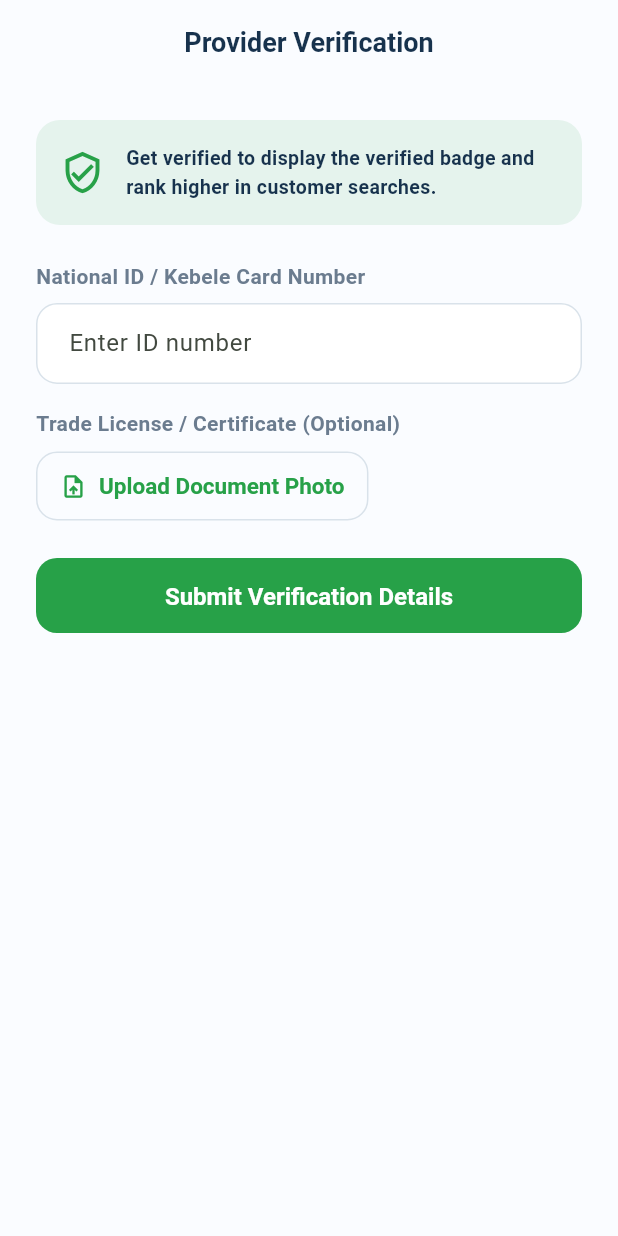
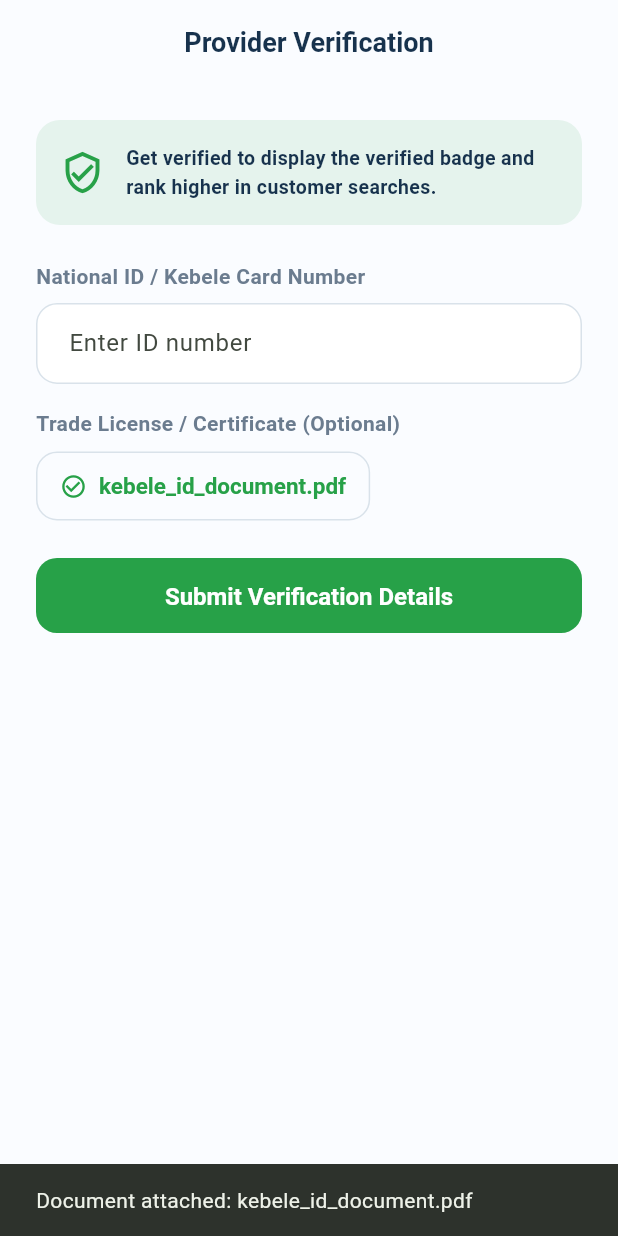
Before and after one commit to mightypen23/YegnaConnect---local-services-finder, a Flutter app: the ProviderVerificationScreen screen opened by its route, after a tap on "Upload Document Photo", on a phone screen of 412 x 824 dp. Run offline on Flutter 3.47's test engine with Material 3 defaults, Android fonts, the phone set to English and light mode, and no system bars; our stand-ins replace connectivity_plus, dio, flutter_riverpod, flutter_secure_storage, flutter_svg, go_router and 1 more; missing offline and left inert: dart:html; accounts and stored records are empty.

Commit message:
feat(verification): connect ProviderVerificationScreen to backend verification API

```diff
--- a/lib/features/provider_dashboard/screens/provider_verification_screen.dart
+++ b/lib/features/provider_dashboard/screens/provider_verification_screen.dart
@@ -1,15 +1,60 @@
 import 'package:flutter/material.dart';
+import 'package:flutter_riverpod/flutter_riverpod.dart';
 import '../../../core/theme/app_theme.dart';
+import '../../../providers/network_providers.dart';
 
-class ProviderVerificationScreen extends StatefulWidget {
+class ProviderVerificationScreen extends ConsumerStatefulWidget {
   const ProviderVerificationScreen({super.key});
 
   @override
-  State<ProviderVerificationScreen> createState() => _ProviderVerificationScreenState();
+  ConsumerState<ProviderVerificationScreen> createState() =>
+      _ProviderVerificationScreenState();
 }
 
-class _ProviderVerificationScreenState extends State<ProviderVerificationScreen> {
+class _ProviderVerificationScreenState
+    extends ConsumerState<ProviderVerificationScreen> {
+  final _formKey = GlobalKey<FormState>();
+  final _idController = TextEditingController();
+  String? _documentName;
   bool _submitted = false;
+  bool _submitting = false;
+
+  @override
+  void dispose() {
+    _idController.dispose();
+    super.dispose();
+  }
+
+  Future<void> _submitVerification() async {
+    if (!_formKey.currentState!.validate()) return;
+    setState(() => _submitting = true);
+    try {
+      final api = ref.read(apiClientProvider);
+      await api.dio.post('/providers/me/verification', data: {
+        'id_number': _idController.text.trim(),
+        if (_documentName != null) 'evidence_url': _documentName,
+      });
+      if (!mounted) return;
+      setState(() {
+        _submitted = true;
+      });
+      ScaffoldMessenger.of(context).showSnackBar(
+        const SnackBar(
+          content: Text('Verification details submitted successfully!'),
+        ),
+      );
+    } catch (e) {
+      if (mounted) {
+        ScaffoldMessenger.of(context).showSnackBar(
+          SnackBar(
+            content: Text(e.toString().replaceFirst('Exception: ', '')),
+          ),
+        );
+      }
+    } finally {
+      if (mounted) setState(() => _submitting = false);
+    }
+  }
 
   @override
   Widget build(BuildContext context) {
@@ -20,6 +65,8 @@ class _ProviderVerificationScreenState extends State<ProviderVerificationScreen>
       body: SafeArea(
         child: SingleChildScrollView(
           padding: const EdgeInsets.all(24),
+          child: Form(
+            key: _formKey,
             child: Column(
               crossAxisAlignment: CrossAxisAlignment.start,
               children: [
@@ -31,12 +78,16 @@ class _ProviderVerificationScreenState extends State<ProviderVerificationScreen>
                   ),
                   child: Row(
                     children: const [
-                    Icon(Icons.verified_user_outlined, color: AppTheme.green, size: 30),
+                      Icon(Icons.verified_user_outlined,
+                          color: AppTheme.green, size: 30),
                       SizedBox(width: 14),
                       Expanded(
                         child: Text(
                           'Get verified to display the verified badge and rank higher in customer searches.',
-                        style: TextStyle(color: AppTheme.ink, fontSize: 13, fontWeight: FontWeight.bold),
+                          style: TextStyle(
+                              color: AppTheme.ink,
+                              fontSize: 13,
+                              fontWeight: FontWeight.bold),
                         ),
                       ),
                     ],
@@ -54,26 +105,57 @@ class _ProviderVerificationScreenState extends State<ProviderVerificationScreen>
                     ),
                     child: Column(
                       children: const [
-                      Icon(Icons.hourglass_top_rounded, color: AppTheme.blue, size: 48),
+                        Icon(Icons.hourglass_top_rounded,
+                            color: AppTheme.blue, size: 48),
                         SizedBox(height: 12),
-                      Text('Verification Under Review', style: TextStyle(fontWeight: FontWeight.bold, fontSize: 18)),
+                        Text('Verification Under Review',
+                            style: TextStyle(
+                                fontWeight: FontWeight.bold, fontSize: 18)),
                         SizedBox(height: 6),
-                      Text('Our admin team is reviewing your documents. Verification takes 24-48 hours.', textAlign: TextAlign.center, style: TextStyle(color: AppTheme.muted, fontSize: 13)),
+                        Text(
+                            'Our admin team is reviewing your documents. Verification takes 24-48 hours.',
+                            textAlign: TextAlign.center,
+                            style: TextStyle(
+                                color: AppTheme.muted, fontSize: 13)),
                       ],
                     ),
                   ),
                 ] else ...[
-                const Text('National ID / Kebele Card Number', style: TextStyle(fontWeight: FontWeight.bold)),
+                  const Text('National ID / Kebele Card Number',
+                      style: TextStyle(fontWeight: FontWeight.bold)),
                   const SizedBox(height: 8),
-                const TextField(decoration: InputDecoration(hintText: 'Enter ID number')),
+                  TextFormField(
+                    controller: _idController,
+                    validator: (v) => v == null || v.trim().isEmpty
+                        ? 'ID number is required'
+                        : null,
+                    decoration: const InputDecoration(
+                      hintText: 'Enter ID number',
+                    ),
+                  ),
                   const SizedBox(height: 16),
 
-                const Text('Trade License / Certificate (Optional)', style: TextStyle(fontWeight: FontWeight.bold)),
+                  const Text('Trade License / Certificate (Optional)',
+                      style: TextStyle(fontWeight: FontWeight.bold)),
                   const SizedBox(height: 8),
                   OutlinedButton.icon(
-                  onPressed: () {},
-                  icon: const Icon(Icons.upload_file),
-                  label: const Text('Upload Document Photo'),
+                    onPressed: () {
+                      setState(() {
+                        _documentName = 'kebele_id_document.pdf';
+                      });
+                      ScaffoldMessenger.of(context).showSnackBar(
+                        const SnackBar(
+                          content: Text('Document attached: kebele_id_document.pdf'),
+                        ),
+                      );
+                    },
+                    icon: Icon(
+                      _documentName != null
+                          ? Icons.check_circle_outline
+                          : Icons.upload_file,
+                      color: _documentName != null ? AppTheme.green : null,
+                    ),
+                    label: Text(_documentName ?? 'Upload Document Photo'),
                   ),
                   const SizedBox(height: 24),
 
@@ -81,8 +163,15 @@ class _ProviderVerificationScreenState extends State<ProviderVerificationScreen>
                     width: double.infinity,
                     height: 50,
                     child: FilledButton(
-                    onPressed: () => setState(() => _submitted = true),
-                    child: const Text('Submit Verification Details'),
+                      onPressed: _submitting ? null : _submitVerification,
+                      child: _submitting
+                          ? const SizedBox(
+                              width: 20,
+                              height: 20,
+                              child: CircularProgressIndicator(
+                                  strokeWidth: 2, color: Colors.white),
+                            )
+                          : const Text('Submit Verification Details'),
                     ),
                   ),
                 ],
@@ -90,6 +179,7 @@ class _ProviderVerificationScreenState extends State<ProviderVerificationScreen>
             ),
           ),
         ),
+      ),
     );
   }
 }
```
Also changed, not shown: 3 other files. Lines whose indentation alone changed are shown as unchanged.
